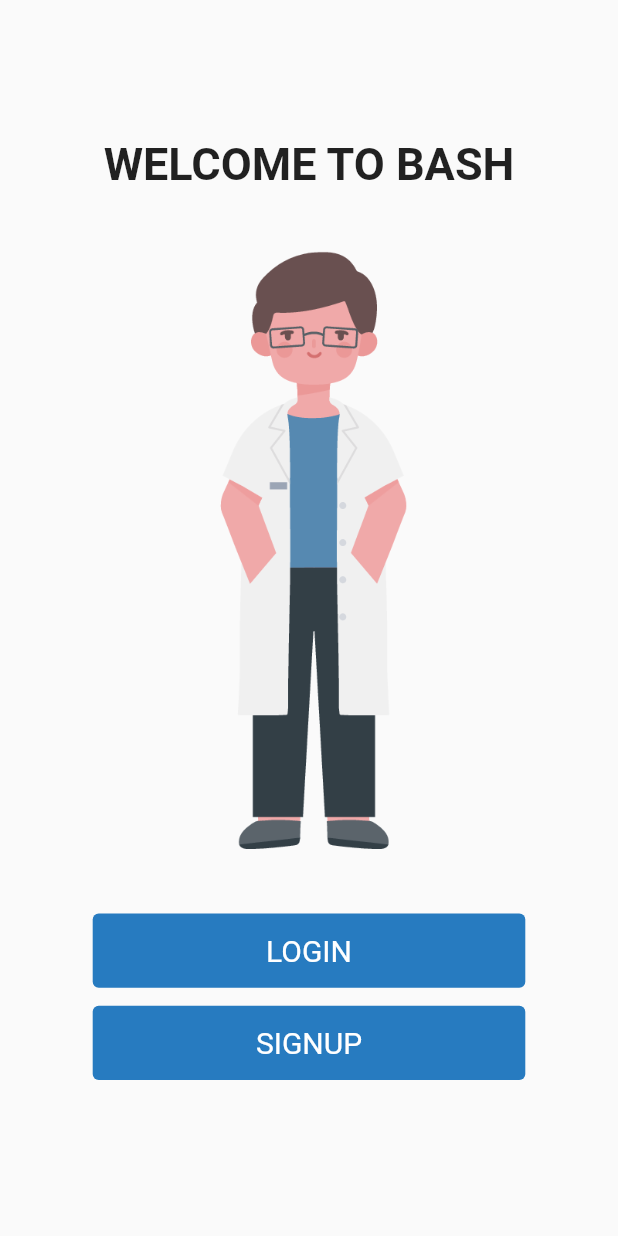
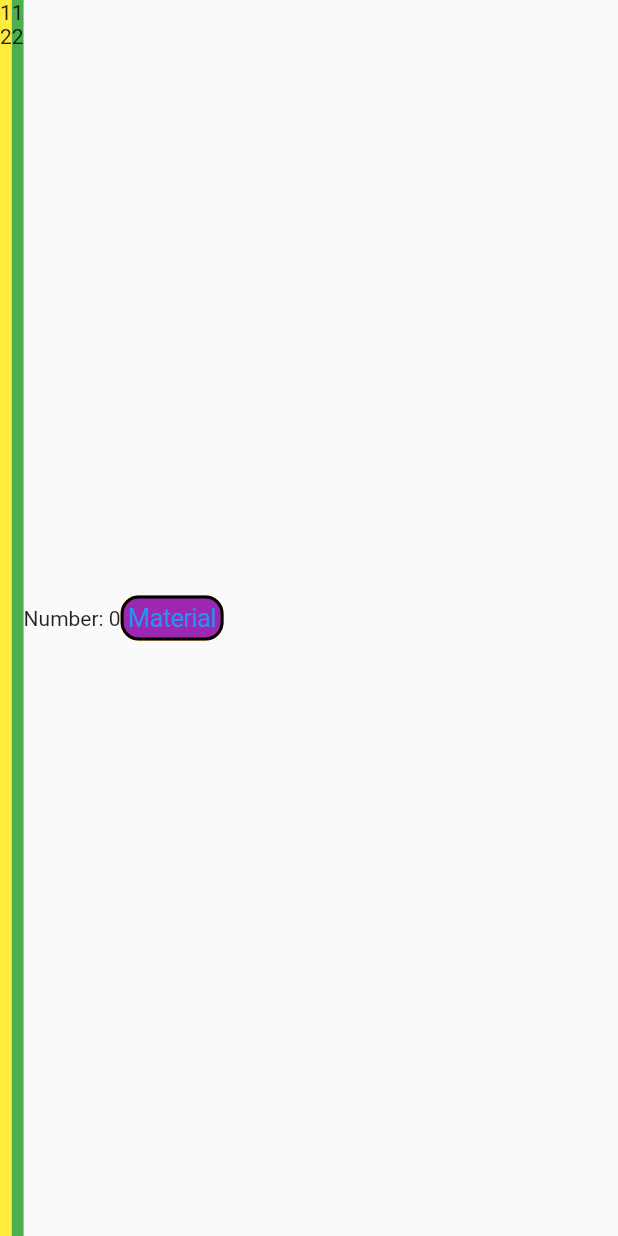
Before and after one commit to WenhaoLu-hub/SEPT_TEAM_BASH_PROJECT, a Flutter app: the screen it shows after launch, on a phone screen of 412 x 824 dp. Run offline on Flutter 3.47's test engine with Material 2 defaults, Android fonts, the light colour scheme and no system bars.

Commit message:
setup environment and practice

```diff
--- a/lib/Screens/Welcome/components/body.dart
+++ b/lib/Screens/Welcome/components/body.dart
@@ -10,8 +10,8 @@ class Body extends StatelessWidget {
     const Color buttonColor = Color(0xff277BC0);
     Size deviceSize = MediaQuery.of(context).size;
     return Column(
-
       mainAxisAlignment: MainAxisAlignment.center,
+      crossAxisAlignment: CrossAxisAlignment.center,
       children: <Widget>[
         const Padding(
           padding: EdgeInsets.only(bottom: 30),
@@ -60,7 +60,8 @@ class Body extends StatelessWidget {
                   style: TextStyle(color: Colors.white),
                 )),
           ),
-          )
-        ]);
+        ),
+      ],
+    );
   }
 }
--- a/lib/Screens/Welcome/welcome.dart
+++ b/lib/Screens/Welcome/welcome.dart
@@ -1,10 +1,14 @@
 import 'package:flutter/material.dart';
 import 'package:team_bash_project/Screens/Welcome/components/body.dart';
+import 'package:team_bash_project/stateful.dart';
+import '../../stateful.dart';
 
 class Welcome extends StatelessWidget {
-
   @override
   Widget build(BuildContext context) {
-    return Scaffold(body: Body(),);
+    return Scaffold(
+      // body: Body(),
+      body: MyWidget(),
+    );
   }
 }
--- a/lib/main.dart
+++ b/lib/main.dart
@@ -1,5 +1,7 @@
 import 'package:flutter/material.dart';
+import 'package:team_bash_project/Screens/Welcome/components/body.dart';
 import 'package:team_bash_project/Screens/Welcome/welcome.dart';
+import 'package:team_bash_project/stateful.dart';
 
 void main() {
   runApp(const MyApp());
@@ -15,6 +17,7 @@ class MyApp extends StatelessWidget {
       debugShowCheckedModeBanner: false,
       title: 'SEPT_Project',
       theme: ThemeData(),
+      // home: MyWidget(),
       home: Welcome(),
     );
   }
--- /dev/null
+++ b/lib/stateful.dart
@@ -0,0 +1,71 @@
+import 'package:flutter/src/foundation/key.dart';
+import 'package:flutter/src/widgets/framework.dart';
+import 'package:flutter/material.dart';
+import 'package:flutter/cupertino.dart';
+
+class MyWidget extends StatefulWidget {
+  const MyWidget({
+    Key? key,
+  }) : super(key: key);
+
+  @override
+  State<MyWidget> createState() => _MyWidgetState();
+}
+
+// MediaQuery.of(context).size.height
+class _MyWidgetState extends State<MyWidget> {
+  int count = 0;
+  @override
+  Widget build(BuildContext context) {
+    return Scaffold(
+      body: Row(
+        children: [
+          Container(
+            color: Colors.yellow,
+            child: Column(children: [Text("1"), Text("2")]),
+          ),
+          Container(
+            color: Colors.green,
+            child: Column(children: [Text("1"), Text("2")]),
+          ),
+          // MaterialButton(
+          //   onPressed: () {
+          //     print("Material button pressed");
+          //   },
+          //   child: Container(
+          //     decoration: BoxDecoration(
+          //       color: Colors.blue,
+          //       borderRadius: BorderRadius.circular(12),
+          //       border: Border.all(width: 2, color: Colors.black),
+          //     ),
+          //     // margin: EdgeInsets.symmetric(horizontal: 40, vertical: 12),
+          //     padding: EdgeInsets.all(12),
+          //     child: Text("Material"),
+          //   ),
+          // ),
+          Text("Number: ${count}"),
+          CupertinoButton(
+              padding: EdgeInsets.zero,
+              minSize: 8,
+              color: Colors.orange,
+              child: Container(
+                decoration: BoxDecoration(
+                  color: count % 2 == 0 ? Colors.purple : Colors.blue,
+                  borderRadius: BorderRadius.circular(12),
+                  border: Border.all(width: 2, color: Colors.black),
+                ),
+                // margin: EdgeInsets.symmetric(horizontal: 40, vertical: 12),
+                padding: EdgeInsets.all(3),
+                child: Text("Material"),
+              ),
+              onPressed: () {
+                setState(() {
+                  count += 1;
+                });
+                print(count);
+              })
+        ],
+      ),
+    );
+  }
+}
```
Lines whose indentation alone changed are shown as unchanged.
